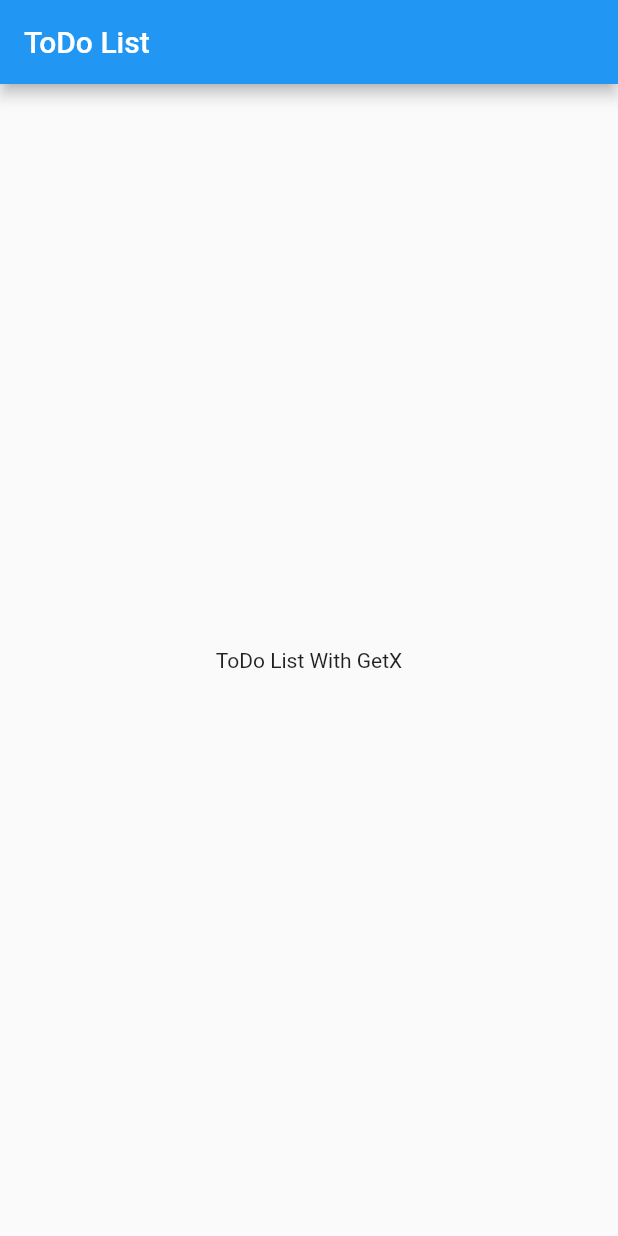
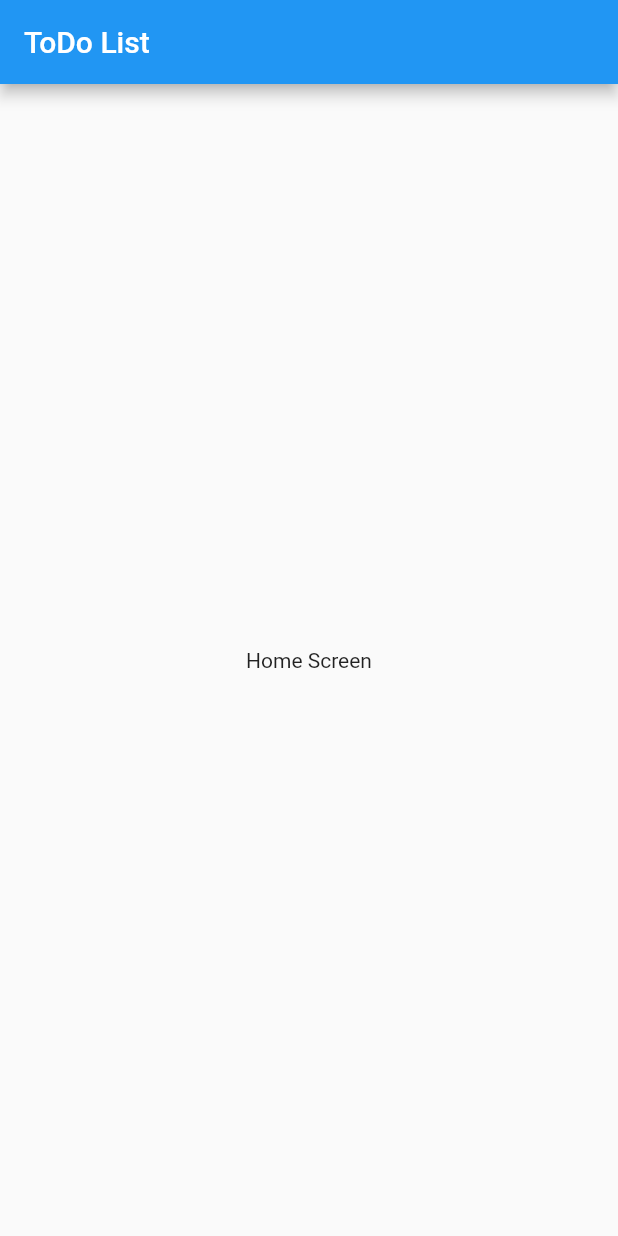
Before and after one commit to PrinceNarteh/getx_todo_list, a Flutter app: the screen it shows after launch, on a phone screen of 412 x 824 dp. Run offline on Flutter 3.47's test engine with Material 2 defaults, Android fonts, the phone set to English and light mode, and no system bars.

Commit message:
add home screen and folder structures

```diff
--- /dev/null
+++ b/lib/app/modules/home/home_view.dart
@@ -0,0 +1,17 @@
+import "package:flutter/material.dart";
+
+class HomeScreen extends StatelessWidget {
+  const HomeScreen({super.key});
+
+  @override
+  Widget build(BuildContext context) {
+    return Scaffold(
+      appBar: AppBar(
+        title: const Text("ToDo List"),
+      ),
+      body: const Center(
+        child: Text("Home Screen"),
+      ),
+    );
+  }
+}
--- a/lib/main.dart
+++ b/lib/main.dart
@@ -1,4 +1,5 @@
 import 'package:flutter/material.dart';
+import 'package:getx_todo_list/app/modules/home/home_view.dart';
 
 void main(List<String> args) {
   runApp(const MyApp());
@@ -9,15 +10,9 @@ class MyApp extends StatelessWidget {
 
   @override
   Widget build(BuildContext context) {
-    return MaterialApp(
-      home: Scaffold(
-        appBar: AppBar(
-          title: const Text("ToDo List"),
-        ),
-        body: const Center(
-          child: Text("ToDo List With GetX"),
-        ),
-      ),
+    return const MaterialApp(
+      title: "ToDo List using GetX",
+      home: HomeScreen(),
     );
   }
 }
--- a/pubspec.yaml
+++ b/pubspec.yaml
@@ -35,6 +35,7 @@ dependencies:
   # The following adds the Cupertino Icons font to your application.
   # Use with the CupertinoIcons class for iOS style icons.
   cupertino_icons: ^1.0.2
+  get: ^4.6.5
 
 dev_dependencies:
   flutter_test:
```
Also changed, not shown: lib/app/modules/home/home_binding.dart (added), lib/app/modules/home/home_controller.dart (added), pubspec.lock.
